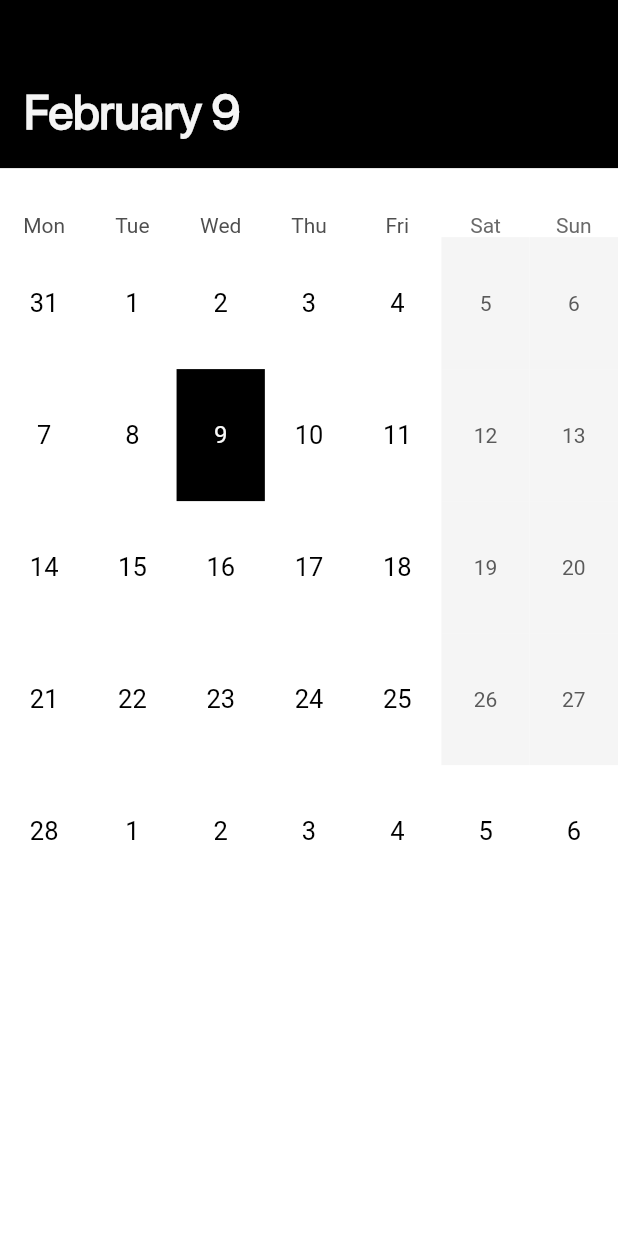
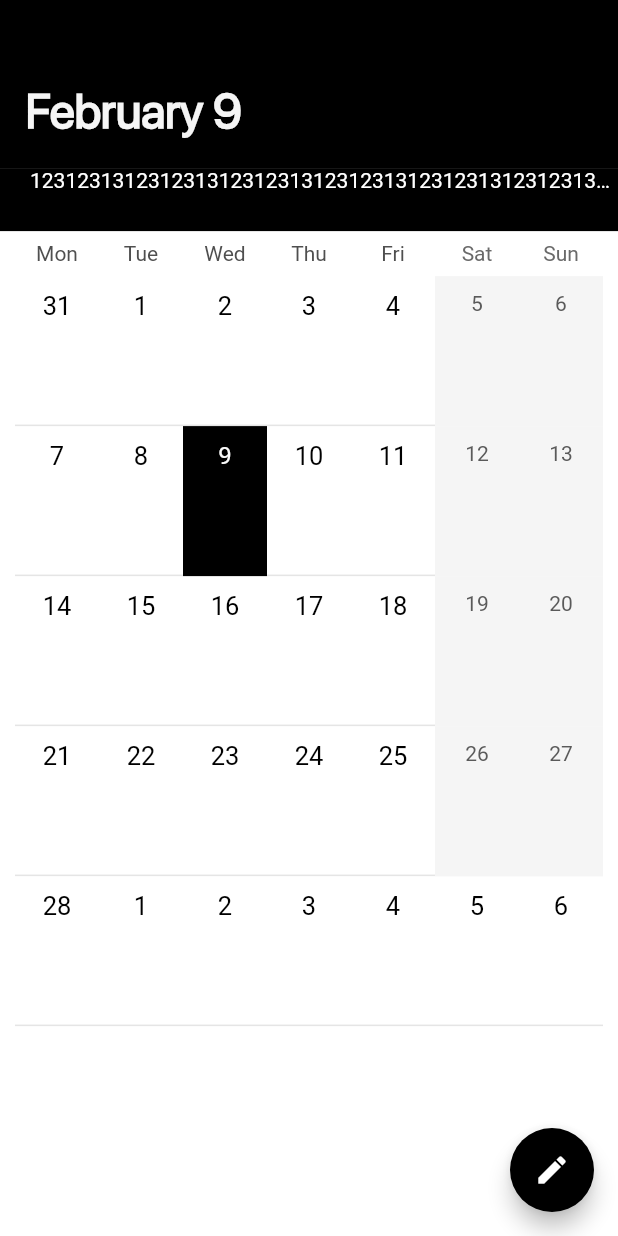
Before and after one commit to GhostuSs/shift_calendar, a Flutter app: the CalendarScreen screen opened by its route, on a phone screen of 412 x 824 dp. Run offline on Flutter 3.47's test engine with Material 2 defaults, Android fonts, the phone set to English and light mode, and no system bars; drawn by our look-alikes of table_calendar; our stand-ins replace shared_preferences; accounts and stored records are empty.

Commit message:
'added calendar'

```diff
--- a/lib/main.dart
+++ b/lib/main.dart
@@ -17,7 +17,7 @@ Future<void> main() async {
   seen = prefs.getBool("seen") ?? false;
   await prefs.setBool("seen", true);
   subscribe = prefs.getBool("subscribe") ?? false;
-  seen = false;
+  //seen = false;
   runApp(const App());
 }
 
--- a/lib/ui/res/theme.dart
+++ b/lib/ui/res/theme.dart
@@ -1,4 +1,5 @@
 import 'package:flutter/material.dart';
+import 'package:table_calendar/table_calendar.dart';
 
 import 'colors/colors.dart';
 
@@ -21,4 +22,23 @@ abstract class AppTheme {
             borderRadius: BorderRadius.circular(5.0),
             borderSide: BorderSide(color: ProjectColors.backgroundGray))),
   );
+  static CalendarStyle calendarStyle = const CalendarStyle(
+      cellAlignment: Alignment.topCenter,
+      markerMargin: EdgeInsets.zero,
+      cellMargin: EdgeInsets.zero,
+      cellPadding: EdgeInsets.only(top: 10),
+      canMarkersOverflow: true,
+      disabledTextStyle: TextStyle(color: ProjectColors.black, fontSize: 17.0),
+      selectedTextStyle: TextStyle(color: ProjectColors.white, fontSize: 17.0),
+      defaultTextStyle: TextStyle(color: ProjectColors.black, fontSize: 17.0),
+      outsideTextStyle: TextStyle(color: ProjectColors.black, fontSize: 17.0),
+      rowDecoration: BoxDecoration(
+          border:
+              Border(bottom: BorderSide(color: ProjectColors.backgroundGray))),
+      weekendDecoration: BoxDecoration(
+          shape: BoxShape.rectangle, color: ProjectColors.lightGray),
+      todayDecoration:
+          BoxDecoration(shape: BoxShape.rectangle, color: ProjectColors.black),
+      selectedDecoration:
+          BoxDecoration(shape: BoxShape.rectangle, color: ProjectColors.black));
 }
--- a/lib/ui/res/uikit/appbars/raw_appbar.dart
+++ b/lib/ui/res/uikit/appbars/raw_appbar.dart
@@ -23,10 +23,13 @@ class RawAppBar extends StatelessWidget implements PreferredSizeWidget {
   Widget build(BuildContext context) {
     return Container(
       height: preferredSize.height,
+      decoration: BoxDecoration(
           color: ProjectColors.black,
+          border: Border.all(color: ProjectColors.black)),
       child: Padding(
           padding: const EdgeInsets.only(bottom: 18),
           child: Column(
+            mainAxisSize: MainAxisSize.min,
             mainAxisAlignment: MainAxisAlignment.end,
             children: [
               Row(
--- a/lib/ui/screens/calendar/ui/calendar_screen.dart
+++ b/lib/ui/screens/calendar/ui/calendar_screen.dart
@@ -1,7 +1,12 @@
 import 'package:flutter/material.dart';
+import 'package:provider/provider.dart';
 import 'package:shift_calendar/ui/res/colors/colors.dart';
 import 'package:shift_calendar/ui/res/uikit/appbars/raw_appbar.dart';
 import 'package:table_calendar/table_calendar.dart';
+
+import '../../../../data/templates_data.dart';
+import '../../../res/theme.dart';
+import '../../../res/uikit/icon/raw_icon.dart';
 
 class CalendarScreen extends StatefulWidget {
   const CalendarScreen({Key? key}) : super(key: key);
@@ -13,9 +18,19 @@ class CalendarScreen extends StatefulWidget {
 }
 
 class _CalendarScreenState extends State<CalendarScreen> {
+  DateTime selectedDay = DateTime.now();
+
   @override
   Widget build(BuildContext context) {
     return Scaffold(
+      floatingActionButton: FloatingActionButton(
+        backgroundColor: ProjectColors.black,
+        onPressed: () {},
+        child: Icon(
+          Icons.edit,
+          color: ProjectColors.white,
+        ),
+      ),
       appBar: RawAppBar(
         height: MediaQuery.of(context).size.height,
         title: formatDate(),
@@ -23,36 +38,75 @@ class _CalendarScreenState extends State<CalendarScreen> {
       backgroundColor: ProjectColors.white,
       body: Column(
         children: [
-          SizedBox(
-            height: 30,
+          Container(
+            color: ProjectColors.black,
+            child: Column(
+              mainAxisAlignment: MainAxisAlignment.start,
+              children: [
+                Row(
+                  children: const [
+                    SizedBox(
+                      width: 20,
+                    ),
+                    Expanded(
+                      child: Text(
+                        '1231231312312313123123131231231312312313123123131231231312312313123123131231231312312313123123131231231312312313',
+                        style: TextStyle(
+                            color: ProjectColors.white,
+                            overflow: TextOverflow.ellipsis),
+                      ),
+                    ),
+                  ],
+                ),
+                SizedBox(height: 10),
+                Container(
+                  child: Text(
+                    'give a receipt',
+                    style: TextStyle(color: ProjectColors.black, fontSize: 14),
+                  ),
+                )
+              ],
+            ),
           ),
-          TableCalendar(
-            currentDay: DateTime.now(),
-            calendarStyle: const CalendarStyle(
-                markerMargin: EdgeInsets.zero,
-                cellMargin: EdgeInsets.zero,
-                cellPadding: EdgeInsets.zero,
-                canMarkersOverflow: true,
-                disabledTextStyle:
-                    TextStyle(color: ProjectColors.black, fontSize: 17.0),
-                selectedTextStyle:
-                    TextStyle(color: ProjectColors.white, fontSize: 17.0),
-                defaultTextStyle:
-                    TextStyle(color: ProjectColors.black, fontSize: 17.0),
-                outsideTextStyle:
-                    TextStyle(color: ProjectColors.black, fontSize: 17.0),
-                weekendDecoration: BoxDecoration(
-                    shape: BoxShape.rectangle, color: ProjectColors.lightGray),
-                todayDecoration: BoxDecoration(
-                    shape: BoxShape.rectangle, color: ProjectColors.black),
-                selectedDecoration: BoxDecoration(
-                    shape: BoxShape.rectangle, color: ProjectColors.black)),
-            headerVisible: false,
-            startingDayOfWeek: StartingDayOfWeek.monday,
-            rowHeight: 88,
-            focusedDay: DateTime.now(),
-            firstDay: DateTime(2022),
-            lastDay: DateTime(2023),
+          Padding(
+            padding: const EdgeInsets.symmetric(horizontal: 10),
+            child: TableCalendar(
+              currentDay: selectedDay,
+              onDaySelected: (DateTime selectDay, DateTime focusDay) {
+                setState(() {
+                  print(selectDay);
+                  selectedDay = selectDay;
+                });
+              },
+              calendarStyle: AppTheme.calendarStyle,
+              headerVisible: false,
+              startingDayOfWeek: StartingDayOfWeek.monday,
+              rowHeight: 100,
+              focusedDay: selectedDay,
+              daysOfWeekHeight: 30,
+              firstDay: DateTime(DateTime.now().year - 1),
+              lastDay: DateTime(DateTime.now().year + 1),
+            ),
+          ),
+          const Spacer(),
+          Container(
+            height: 80,
+            padding: const EdgeInsets.symmetric(vertical: 10, horizontal: 10),
+            child: Row(
+              crossAxisAlignment: CrossAxisAlignment.center,
+              children: [
+                for (int index = 0;
+                    index < context.read<Templates>().templates!.length;
+                    index++)
+                  Padding(
+                    padding: const EdgeInsets.only(left: 7),
+                    child: RawIcon(
+                      size: 30,
+                      data: context.read<Templates>().templates![index],
+                    ),
+                  )
+              ],
+            ),
           )
         ],
       ),
@@ -61,8 +115,8 @@ class _CalendarScreenState extends State<CalendarScreen> {
 
   String formatDate() {
     String retData = '';
-    retData = DateTime.now().day.toString();
-    retData = month(DateTime.now()) + retData;
+    retData = selectedDay.day.toString();
+    retData = month(selectedDay) + retData;
 
     return retData;
   }
```
Also changed, not shown: lib/data/template_data.dart (+9 -9 lines), lib/ui/screens/templates/ui/description_template_screen.dart (+19 -24 lines), lib/ui/screens/templates/ui/templates_screen.dart (+39 -46 lines), lib/ui/screens/templates/ui/uikit/templates_card.dart (+14 -29 lines). Lines whose indentation alone changed are shown as unchanged.
